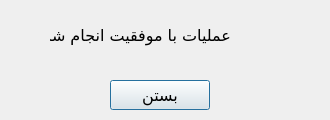
Before: the Qt Designer form UI/MessageDialog.ui in Dandelion07/Tour_Management_System, drawn with Qt 5.
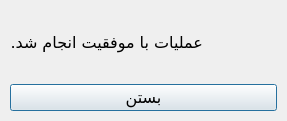
After: the same form once the commit is applied. Icons and pictures are not drawn.

```diff
--- a/UI/MessageDialog.ui
+++ b/UI/MessageDialog.ui
@@ -6,8 +6,8 @@
    <rect>
     <x>0</x>
     <y>0</y>
-    <width>330</width>
-    <height>120</height>
+    <width>269</width>
+    <height>134</height>
    </rect>
   </property>
   <property name="windowTitle">
@@ -26,44 +26,42 @@
   <property name="modal">
    <bool>false</bool>
   </property>
-  <widget class="QLabel" name="lblMessage">
-   <property name="geometry">
-    <rect>
-     <x>50</x>
-     <y>20</y>
-     <width>181</width>
-     <height>30</height>
-    </rect>
+  <layout class="QVBoxLayout" name="VLayoutMain">
+   <property name="spacing">
+    <number>10</number>
    </property>
-   <property name="font">
-    <font>
-     <family>B Nazanin</family>
-     <pointsize>12</pointsize>
-    </font>
+   <property name="sizeConstraint">
+    <enum>QLayout::SetFixedSize</enum>
    </property>
-   <property name="text">
-    <string>عملیات با موفقیت انجام شد.</string>
+   <property name="leftMargin">
+    <number>10</number>
    </property>
-  </widget>
+   <property name="topMargin">
+    <number>10</number>
+   </property>
+   <property name="rightMargin">
+    <number>10</number>
+   </property>
+   <property name="bottomMargin">
+    <number>10</number>
+   </property>
+   <item>
+    <layout class="QHBoxLayout" name="HLayoutMessage">
+     <property name="spacing">
+      <number>10</number>
+     </property>
+     <item>
   <widget class="QLabel" name="lblIcon">
-   <property name="geometry">
-    <rect>
-     <x>260</x>
-     <y>10</y>
-     <width>60</width>
-     <height>60</height>
-    </rect>
-   </property>
    <property name="minimumSize">
     <size>
-     <width>60</width>
-     <height>60</height>
+         <width>64</width>
+         <height>64</height>
     </size>
    </property>
    <property name="maximumSize">
     <size>
-     <width>60</width>
-     <height>60</height>
+         <width>64</width>
+         <height>64</height>
     </size>
    </property>
    <property name="font">
@@ -82,27 +80,24 @@
     <bool>true</bool>
    </property>
   </widget>
+     </item>
+     <item>
+      <widget class="QLabel" name="lblMessage">
+       <property name="font">
+        <font>
+         <family>B Nazanin</family>
+         <pointsize>12</pointsize>
+        </font>
+       </property>
+       <property name="text">
+        <string>عملیات با موفقیت انجام شد.</string>
+       </property>
+      </widget>
+     </item>
+    </layout>
+   </item>
+   <item>
   <widget class="QPushButton" name="btnClose">
-   <property name="geometry">
-    <rect>
-     <x>110</x>
-     <y>80</y>
-     <width>100</width>
-     <height>30</height>
-    </rect>
-   </property>
-   <property name="minimumSize">
-    <size>
-     <width>100</width>
-     <height>30</height>
-    </size>
-   </property>
-   <property name="maximumSize">
-    <size>
-     <width>100</width>
-     <height>30</height>
-    </size>
-   </property>
    <property name="font">
     <font>
      <family>B Nazanin</family>
@@ -119,6 +114,8 @@
     <bool>true</bool>
    </property>
   </widget>
+   </item>
+  </layout>
  </widget>
  <resources>
   <include location="resource.qrc"/>
```
Lines whose indentation alone changed are shown as unchanged.
